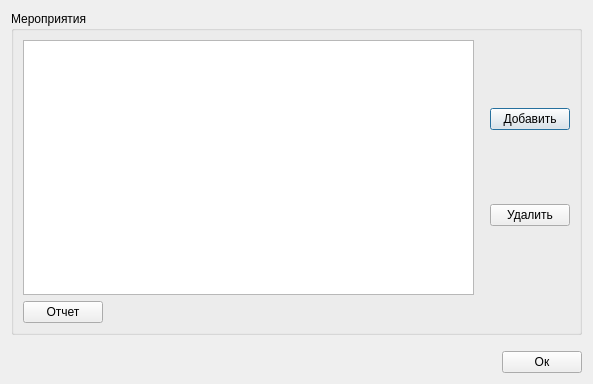
Old version of the form ui/eventswindow.ui in the repository 7enSmile/clientVKR.
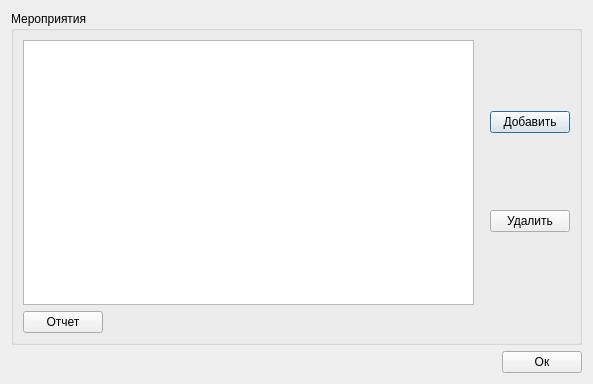
New version of the form.

```diff
--- a/ui/eventswindow.ui
+++ b/ui/eventswindow.ui
@@ -99,22 +99,6 @@
      </layout>
     </widget>
    </item>
-   <item>
-    <spacer name="verticalSpacer">
-     <property name="orientation">
-      <enum>Qt::Vertical</enum>
-     </property>
-     <property name="sizeType">
-      <enum>QSizePolicy::Fixed</enum>
-     </property>
-     <property name="sizeHint" stdset="0">
-      <size>
-       <width>20</width>
-       <height>10</height>
-      </size>
-     </property>
-    </spacer>
-   </item>
    <item>
     <layout class="QHBoxLayout" name="horizontalLayout_2">
      <item>
```
